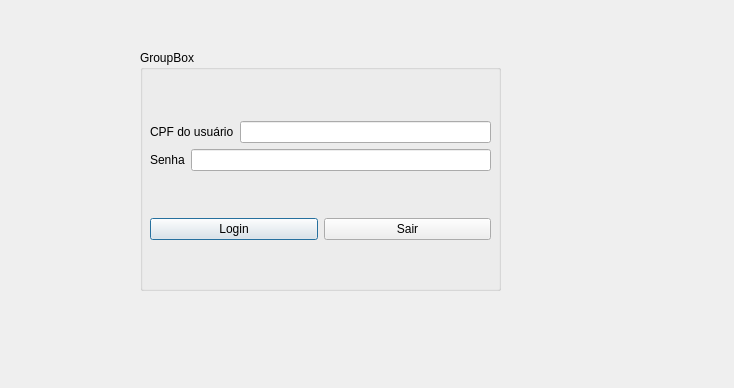
The window that login1.ui (W-F-S/trabalho_02-TPII) describes before a commit, drawn with Qt 5.
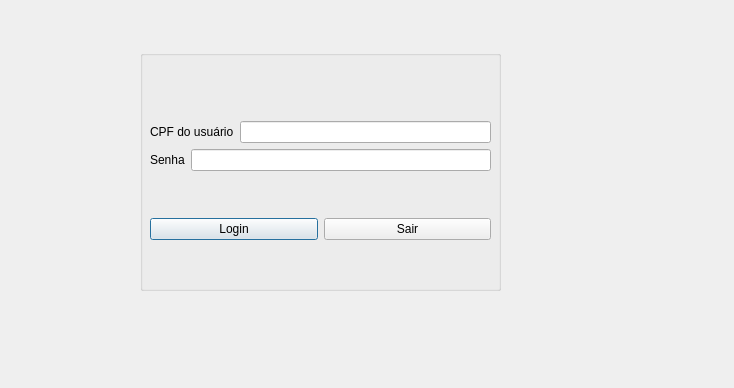
The same window after the commit.

Patch:
```diff
--- a/login1.ui
+++ b/login1.ui
@@ -23,9 +23,9 @@
     </rect>
    </property>
    <property name="title">
-    <string>GroupBox</string>
+    <string/>
    </property>
-   <widget class="QWidget" name="">
+   <widget class="QWidget" name="layoutWidget">
     <property name="geometry">
      <rect>
       <x>10</x>
```
